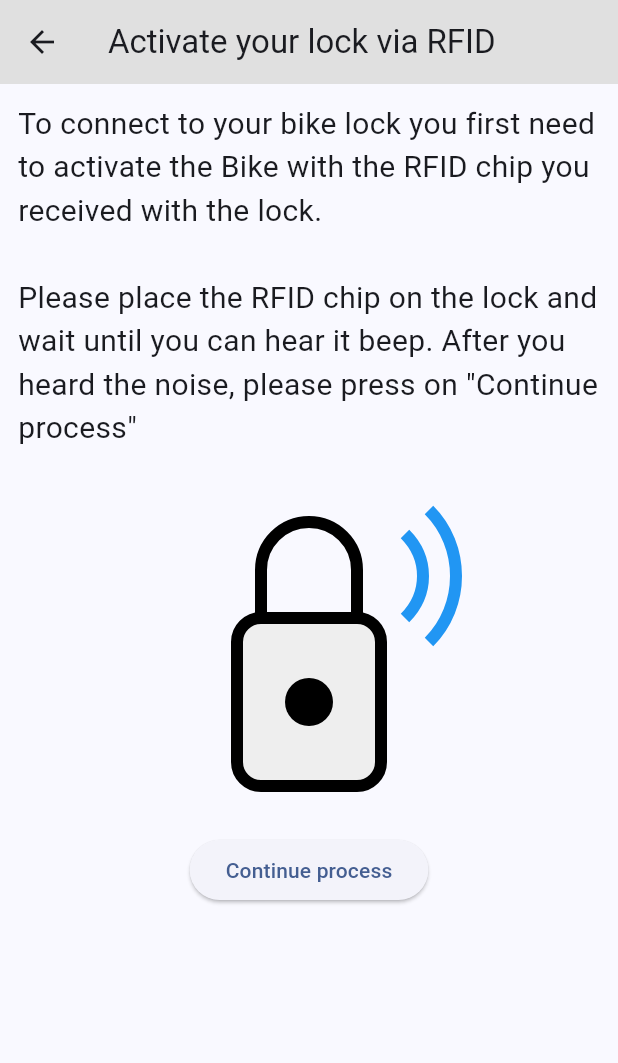
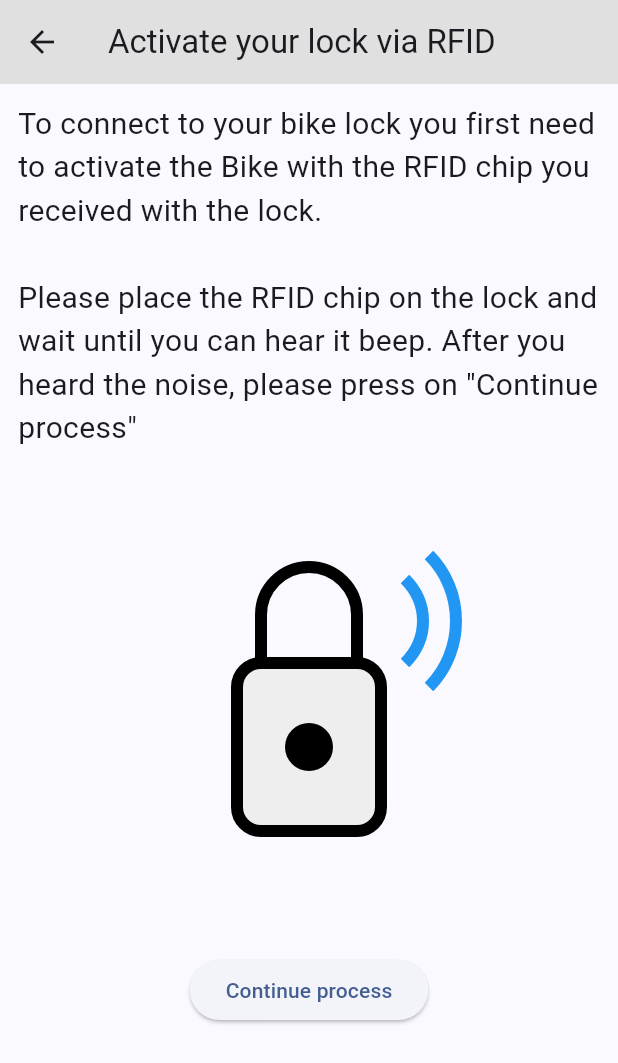
Before and after one commit to korbi-hub/Hackaburg25, a Flutter app: the RegisterBikeFlow screen opened directly, on a phone screen of 412 x 824 dp. Shown: the top 1063 px of the screen. Run offline on Flutter 3.47's test engine with Material 3 defaults, Android fonts, the phone set to English and light mode, and no system bars; our stand-ins replace flutter_bloc, flutter_blue_plus, flutter_svg, shared_preferences, syncfusion_flutter_charts; accounts and stored records are empty.

Commit message:
step 2a connection screen

```diff
--- a/mobile_app/lib/screens/home/components/bike_info_card.dart
+++ b/mobile_app/lib/screens/home/components/bike_info_card.dart
@@ -2,7 +2,6 @@ import 'package:flutter/material.dart';
 import 'package:flutter_bloc/flutter_bloc.dart';
 import 'package:mobile_app/model/bike_with_device.dart';
 import 'package:mobile_app/screens/bluetooth_cubit/bluetooth_cubit.dart';
-import 'package:mobile_app/screens/home/cubit/home_cubit.dart';
 
 class BikeInfoCard extends StatelessWidget {
   final BikeWitDevice device;
@@ -21,6 +20,8 @@ class BikeInfoCard extends StatelessWidget {
           children: [
             Row(
               children: [
+                Icon(Icons.pedal_bike),
+                SizedBox(width: 30),
                 Text(
                   device.bike.bikeName,
                   style: TextStyle(fontWeight: FontWeight.bold, fontSize: 20),
--- a/mobile_app/lib/screens/register_bike/steps/step_1_nfc_activation.dart
+++ b/mobile_app/lib/screens/register_bike/steps/step_1_nfc_activation.dart
@@ -17,11 +17,13 @@ class Step1RfidActivation extends StatelessWidget {
       context.translate.activateNfcMessage,
       style: TextStyle(fontSize: 20),
     ),
+        SizedBox(height: 30),
         SvgPicture.asset(
           'assets/Untitled.svg',
           width: 256,
           height: 256,
         ),
+        SizedBox(height: 50),
         //Spacer(),
         ElevatedButton(
         onPressed:
--- a/mobile_app/lib/screens/register_bike/steps/step_2_establish_connection.dart
+++ b/mobile_app/lib/screens/register_bike/steps/step_2_establish_connection.dart
@@ -45,6 +45,7 @@ class Step2EstablishConnection extends StatelessWidget {
                   onPressed: () => context.read<BluetoothCubit>().scan(),
                   child: Text(context.translate.retryScan),
                 ),
+                SizedBox(height: 140),
               ],
             ),
           ],
```
